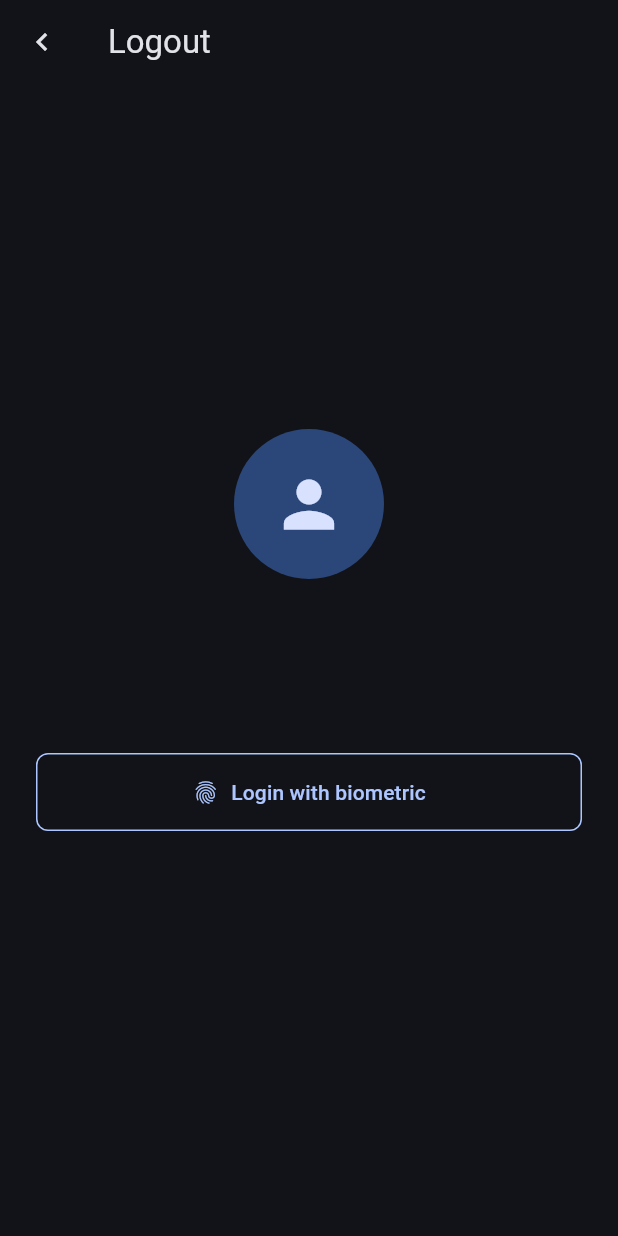
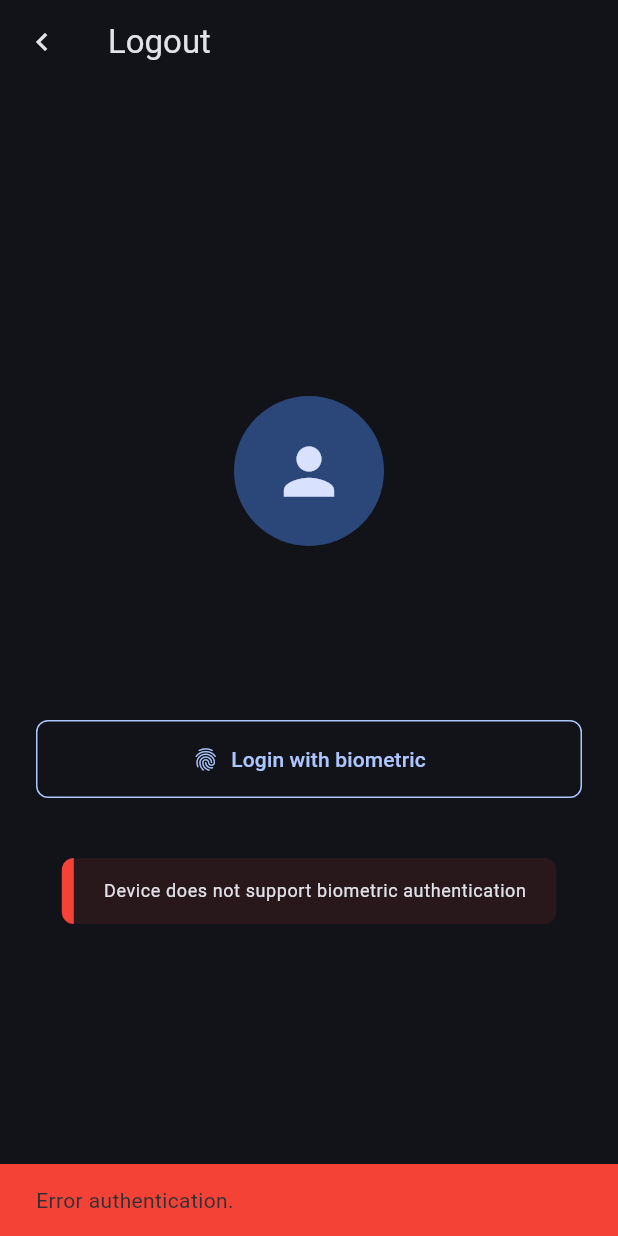
Before and after one commit to prathameshkhade/authapp, a Flutter app: the LocalAuthScreen screen opened directly with empty values, after a tap on "Login with biometric", on a phone screen of 412 x 824 dp. Run offline on Flutter 3.47's test engine with Material 3 defaults, Android fonts, the phone set to English and light mode, and no system bars; our stand-ins replace flutter_bloc, flutter_secure_storage, fpdart, get_it, local_auth, supabase_flutter; accounts and stored records are empty; Roboto replaces fonts that are missing (JetBrainsMonoNerd).

Commit message:
feat: add biometric authentication support and update auth flow

```diff
--- a/lib/features/auth/data/datasource/supabase_data_source_impl.dart
+++ b/lib/features/auth/data/datasource/supabase_data_source_impl.dart
@@ -64,10 +64,15 @@ class SupabaseRemoteDataSourceImpl implements RemoteDataSource {
 
   @override
   Future<UserModel?> getCurrentUser() async {
-    debugPrint(supabaseClient.auth.currentUser!.toJson().toString());
-    final user = UserModel.fromJson(supabaseClient.auth.currentUser!.toJson());
-    debugPrint(user.toString());
-    return user;
+    try {
+      debugPrint(supabaseClient.auth.currentUser!.toJson().toString());
+      final user = UserModel.fromJson(supabaseClient.auth.currentUser!.toJson());
+      debugPrint(user.toString());
+      return user;
+    }
+    catch (e) {
+      return null;
+    }
   }
 
   @override
--- /dev/null
+++ b/lib/features/auth/data/repository/local_auth_repository.dart
@@ -0,0 +1,49 @@
+import 'package:authapp/core/errors/failures.dart';
+import 'package:flutter/services.dart';
+import 'package:fpdart/fpdart.dart';
+
+import 'package:local_auth/local_auth.dart';
+
+import '../../domain/repository/auth_repository.dart';
+
+
+class LocalAuthRepositoryImpl implements LocalAuthRepository {
+  final LocalAuthentication _localAuth;
+
+  LocalAuthRepositoryImpl(this._localAuth);
+
+@override
+  Future<Either<Failure, bool>> authenticate() async {
+    try {
+      // First check if device supports biometrics
+      final isSupported = await _localAuth.isDeviceSupported();
+      if (!isSupported) {
+        return Either.left(Failure('Device does not support biometric authentication'));
+      }
+
+      // Check available biometrics
+      final availableBiometrics = await _localAuth.getAvailableBiometrics();
+      if (availableBiometrics.isEmpty) {
+        return Either.left(Failure('No biometrics enrolled. Please set up fingerprint or face recognition in device settings'));
+      }
+
+      // Attempt authentication
+      final didAuthenticate = await _localAuth.authenticate(
+        localizedReason: 'Please authenticate to access the app',
+        options: const AuthenticationOptions(
+          useErrorDialogs: true, // Show system dialogs
+          stickyAuth: true, // Prevent auth dialog dismissal
+          biometricOnly: true  // Force biometric auth
+        )
+      );
+
+      return Either.right(didAuthenticate);
+    }
+    on PlatformException catch (e) {
+      return Either.left(Failure('Authentication error: ${e.message}'));
+    }
+    catch (e) {
+      return Either.left(Failure('Authentication failed: ${e.toString()}'));
+    }
+  }
+}
--- a/lib/features/auth/domain/repository/auth_repository.dart
+++ b/lib/features/auth/domain/repository/auth_repository.dart
@@ -17,3 +17,7 @@ abstract interface class AuthRepository {
 
   Future<void> logout();
 }
+
+abstract interface class LocalAuthRepository {
+  Future<Either<Failure, bool>> authenticate();
+}
--- a/lib/features/auth/presentation/bloc/auth_bloc.dart
+++ b/lib/features/auth/presentation/bloc/auth_bloc.dart
@@ -8,6 +8,9 @@ import 'package:authapp/features/auth/domain/usecase/user_sign_up.dart';
 import 'package:flutter/foundation.dart';
 import 'package:flutter_bloc/flutter_bloc.dart';
 
+import '../../../../core/errors/failures.dart';
+import '../../domain/repository/auth_repository.dart';
+
 part 'auth_event.dart';
 
 part 'auth_state.dart';
@@ -17,21 +20,25 @@ class AuthBloc extends Bloc<AuthEvent, AuthState> {
   final UserSignInUseCase _userSignInUseCase;
   final GetCurrentUserUseCase _getCurrentUserUseCase;
   final LogoutUseCase _logoutUseCase;
+  final LocalAuthRepository _localAuthRepository;
 
   AuthBloc({
     required UserSignUpUseCase userSignUpUseCase,
     required UserSignInUseCase userSignInUseCase,
     required GetCurrentUserUseCase getCurrentUseCase,
     required LogoutUseCase logoutUseCase,
+    required LocalAuthRepository localAuthRepositoryImpl,
   }) : _userSignUpUseCase = userSignUpUseCase,
        _userSignInUseCase = userSignInUseCase,
        _getCurrentUserUseCase = getCurrentUseCase,
        _logoutUseCase = logoutUseCase,
-       super(AuthInitial()) {
+       _localAuthRepository = localAuthRepositoryImpl,
+  super(AuthInitial()) {
     on<AuthSignUpEvent>(_onAuthSignUpEvent);
     on<AuthSignInEvent>(_onAuthSignInEvent);
     on<AuthCheckUserLoggedInEvent>(_onAuthCheckUserLoggedInEvent);
     on<AuthLogoutEvent>(_onAuthLogoutEvent);
+    on<AuthLoginWithBiometricsRequested>(_onAuthLoginWithBiometricsRequested);
   }
 
   FutureOr<void> _onAuthSignUpEvent(
@@ -104,4 +111,15 @@ class AuthBloc extends Bloc<AuthEvent, AuthState> {
     await _logoutUseCase(NoParams());
     emit(AuthLoggedOutActionState());
   }
+
+  FutureOr<void> _onAuthLoginWithBiometricsRequested(
+    AuthLoginWithBiometricsRequested event,
+    Emitter<AuthState> emit,
+  ) async {
+    final res = await _localAuthRepository.authenticate();
+    res.fold(
+      (failure) => emit(LocalAuthFailedActionState(failure)),
+      (didAuthenticated) => emit(LocalAuthActionState(didAuthenticated))
+    );
+  }
 }
--- a/lib/features/auth/presentation/bloc/auth_event.dart
+++ b/lib/features/auth/presentation/bloc/auth_event.dart
@@ -22,3 +22,9 @@ class AuthCheckUserLoggedInEvent extends AuthEvent {}
 
 // Logout the current session
 class AuthLogoutEvent extends AuthEvent {}
+
+// request for local auth and returns the user if authenticated
+class AuthLoginWithBiometricsRequested extends AuthEvent {
+  // final UserEntity user;
+  // AuthLoginWithBiometricsRequested(this.user);
+}
--- a/lib/features/auth/presentation/bloc/auth_state.dart
+++ b/lib/features/auth/presentation/bloc/auth_state.dart
@@ -31,3 +31,14 @@ class AuthAlreadyLoggedInActionState extends AuthLoginSuccessActionState {
 }
 
 class AuthLoggedOutActionState extends AuthActionState {}
+
+// returns the failure with message
+class LocalAuthFailedActionState extends AuthActionState {
+  final Failure failure;
+  LocalAuthFailedActionState(this.failure);
+}
+
+class LocalAuthActionState extends AuthActionState {
+  final bool didAuthenticate;
+  LocalAuthActionState(this.didAuthenticate);
+}
--- /dev/null
+++ b/lib/features/auth/presentation/screens/home.dart
@@ -0,0 +1,20 @@
+import 'package:flutter/cupertino.dart';
+import 'package:flutter/material.dart';
+
+class Home extends StatefulWidget {
+  static route() => CupertinoPageRoute(builder: (context) => Home());
+
+  const Home({super.key});
+
+  @override
+  State<Home> createState() => _HomeState();
+}
+
+class _HomeState extends State<Home> {
+  @override
+  Widget build(BuildContext context) {
+    return Center(
+      child: Text('Home', style: Theme.of(context).textTheme.headlineSmall),
+    );
+  }
+}
--- a/lib/features/auth/presentation/screens/local_auth_screen.dart
+++ b/lib/features/auth/presentation/screens/local_auth_screen.dart
@@ -5,13 +5,28 @@ import 'package:flutter/cupertino.dart';
 import 'package:flutter/material.dart';
 import 'package:flutter_bloc/flutter_bloc.dart';
 
-class LocalAuthScreen extends StatelessWidget {
+import 'home.dart';
+
+class LocalAuthScreen extends StatefulWidget {
   static route(UserEntity u) =>
       CupertinoPageRoute(builder: (context) => LocalAuthScreen(user: u));
 
   final UserEntity user;
 
   const LocalAuthScreen({super.key, required this.user});
+
+  @override
+  State<LocalAuthScreen> createState() => _LocalAuthScreenState();
+}
+
+class _LocalAuthScreenState extends State<LocalAuthScreen> {
+  String errorMessage = '';
+
+  @override
+  void initState() {
+    super.initState();
+    context.read<AuthBloc>().add(AuthLoginWithBiometricsRequested());
+  }
 
   @override
   Widget build(BuildContext context) {
@@ -27,8 +42,9 @@ class LocalAuthScreen extends StatelessWidget {
           },
         ),
       ),
-      body: BlocListener<AuthBloc, AuthState>(
+      body: BlocConsumer<AuthBloc, AuthState>(
         listenWhen: (previous, current) => current is AuthActionState,
+        buildWhen: (previous, current) => current is! AuthActionState,
         listener: (context, state) {
           if (state is AuthLoggedOutActionState) {
             Navigator.pushReplacement(
@@ -36,34 +52,62 @@ class LocalAuthScreen extends StatelessWidget {
               CupertinoPageRoute(builder: (context) => const SignupScreen()),
             );
           }
+          else if (state is LocalAuthActionState) {
+            if (state.didAuthenticate) {
+              Navigator.pushReplacement(context, Home.route());
+            }
+            else {
+              ScaffoldMessenger.of(context).showSnackBar(
+                SnackBar(
+                  content: Text('Error authentication.'),
+                  backgroundColor: Colors.red,
+                )
+              );
+            }
+          }
+          else if (state is LocalAuthFailedActionState) {
+            ScaffoldMessenger.of(context).showSnackBar(
+              SnackBar(
+                content: Text('Error authentication.'),
+                backgroundColor: Colors.red,
+              )
+            );
+            setState(() {
+              errorMessage = state.failure.message;
+            });
+          }
         },
-        child: Padding(
+        builder: (context, state) {
+          return Padding(
             padding: const EdgeInsets.all(24.0),
             child: Column(
               mainAxisAlignment: MainAxisAlignment.center,
               crossAxisAlignment: CrossAxisAlignment.center,
-            children: [
+              children: <Widget>[
                 const CircleAvatar(
                   radius: 50,
                   child: Icon(Icons.person, size: 50),
                 ),
                 const SizedBox(height: 20),
-              Text(user.email, style: Theme.of(context).textTheme.titleMedium),
+
+                Text(widget.user.email, style: Theme.of(context).textTheme.titleMedium),
                 const SizedBox(height: 8),
+
                 Text(
-                user.id.split('-').first, // Displaying a part of the ID
+                  widget.user.id.split('-').first, // Displaying a part of the ID
                   style: Theme.of(
                     context,
                   ).textTheme.bodyLarge?.copyWith(color: Colors.grey),
                 ),
                 const SizedBox(height: 40),
+
                 SizedBox(
                   width: double.infinity,
                   child: OutlinedButton.icon(
                     icon: const Icon(Icons.fingerprint),
                     label: const Text('Login with biometric'),
                     onPressed: () {
-                    // context.read<AuthBloc>().add(AuthLoginWithBiometrics());
+                      context.read<AuthBloc>().add(AuthLoginWithBiometricsRequested());
                     },
                     style: OutlinedButton.styleFrom(
                       padding: const EdgeInsets.symmetric(vertical: 16),
@@ -77,9 +121,26 @@ class LocalAuthScreen extends StatelessWidget {
                   ),
                 ),
                 const SizedBox(height: 40),
+
+                if(errorMessage.isNotEmpty) ...<Widget>[
+                  Container(
+                    // margin: EdgeInsets.symmetric(horizontal: 20, vertical: 10),
+                    padding: EdgeInsets.symmetric(horizontal: 20, vertical: 14),
+                    decoration: BoxDecoration(
+                      color: Colors.red.withValues(alpha: 0.1),
+                      borderRadius: BorderRadius.circular(8),
+                      border: Border(left: BorderSide(color: Colors.red, width: 8))
+                    ),
+                    child: Text(
+                      errorMessage,
+                      style: Theme.of(context).textTheme.bodySmall,
+                    ),
+                  )
+                ]
               ],
             ),
-        ),
+          );
+        }
       ),
     );
   }
--- a/lib/init_dependencies.dart
+++ b/lib/init_dependencies.dart
@@ -9,9 +9,11 @@ import 'package:authapp/features/auth/domain/usecase/user_sign_up.dart';
 import 'package:authapp/features/auth/presentation/bloc/auth_bloc.dart';
 import 'package:authapp/secure_storage.dart';
 import 'package:get_it/get_it.dart';
+import 'package:local_auth/local_auth.dart';
 import 'package:supabase_flutter/supabase_flutter.dart';
 
 import 'core/config/app_secrets.dart';
+import 'features/auth/data/repository/local_auth_repository.dart';
 
 final sl = GetIt.instance;
 
@@ -26,6 +28,7 @@ Future<void> initDependencies() async {
     )
   );
   sl.registerLazySingleton(() => supabase.client);
+  sl.registerLazySingleton(() => LocalAuthentication());
 }
 
 void _initAuth() {
@@ -37,6 +40,9 @@ void _initAuth() {
     // auth repo
     ..registerFactory<AuthRepository>(
       () => AuthRepositoryImpl(remoteDataSource: sl()),
+    )
+    ..registerFactory<LocalAuthRepository>(
+        ()=> LocalAuthRepositoryImpl(sl())
     )
     // Usecase
     ..registerFactory(() => UserSignUpUseCase(authRepository: sl()))
@@ -50,6 +56,7 @@ void _initAuth() {
         userSignInUseCase: sl(),
         getCurrentUseCase: sl(),
         logoutUseCase: sl(),
+        localAuthRepositoryImpl: sl(),
       ),
     );
 }
--- a/pubspec.yaml
+++ b/pubspec.yaml
@@ -16,8 +16,8 @@ dependencies:
   flutter_bloc: ^9.1.1
   supabase_flutter: ^2.9.1
   get_it: ^8.0.3
+  flutter_secure_storage: ^9.2.4
   local_auth: ^2.3.0
-  flutter_secure_storage: ^9.2.4
 
 dev_dependencies:
   flutter_test:
```
Also changed, not shown: 2 other files. Lines whose indentation alone changed are shown as unchanged.
